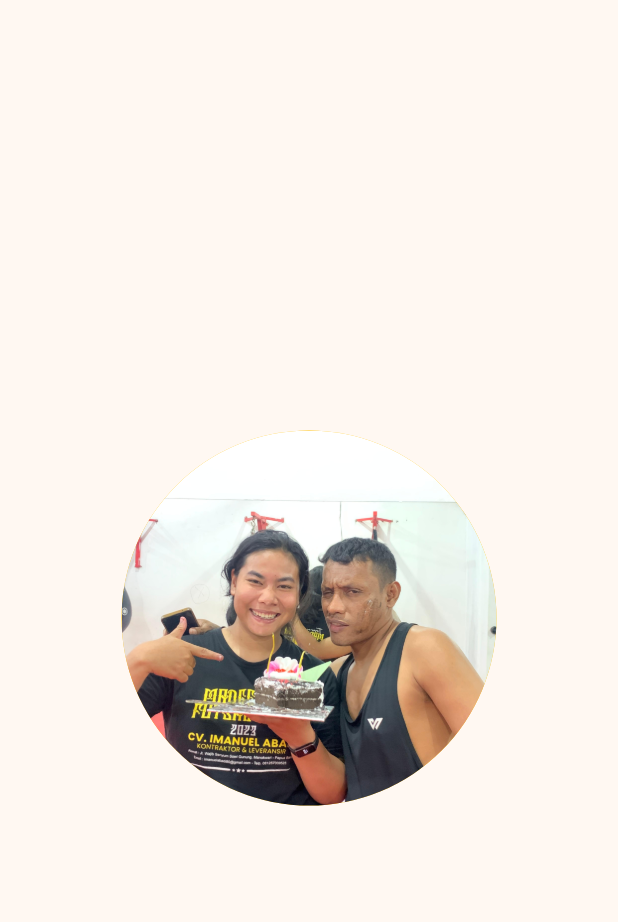
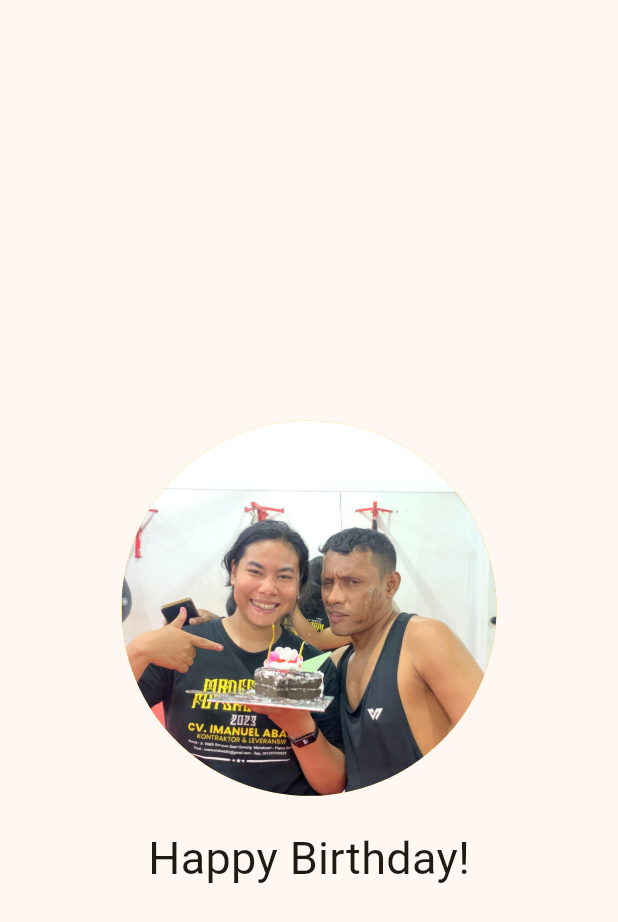
Before and after one commit to sellwia/KB1179-1122140124-UTS, a Flutter app: the screen it shows after launch, on a phone screen of 412 x 824 dp. Shown: the top 922 px of the screen. Run offline on Flutter 3.47's test engine with Material 3 defaults, Android fonts, the phone set to English and light mode, and no system bars.

Commit message:
buat tulisan 1

```diff
--- a/lib/screen/splash_screen_1.dart
+++ b/lib/screen/splash_screen_1.dart
@@ -10,9 +10,6 @@ class SplashScreen1 extends StatelessWidget {
         child: Column(
           mainAxisAlignment: MainAxisAlignment.center, // vertikal tengah
           crossAxisAlignment: CrossAxisAlignment.center, // horizontal tengah
-          children: [
-            Wrap(
-            alignment: WrapAlignment.center, // tengah horizontal
             children: [
             SizedBox(height:50),
             Container (
@@ -27,11 +24,18 @@ class SplashScreen1 extends StatelessWidget {
                 ),
               ),
           ),
+
+          SizedBox(height: 20), //jarak 20 antara lingkaran dan teks
+
+          Text("Happy Birthday!",
+              style: TextStyle(
+                fontSize: 30.0,
+                fontWeight: FontWeight.normal,
+              )
+              ),
           //tambahan untuk widget lainnya
           ],
         ),
-        ]
-      ),
       ),
     );
   }
```
